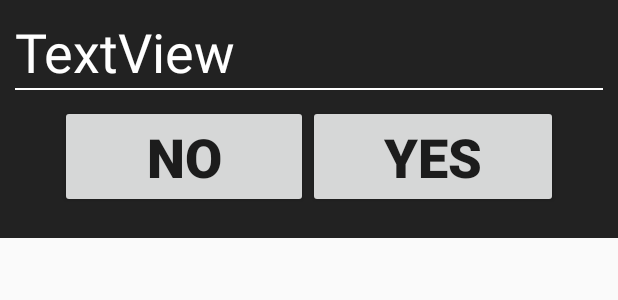
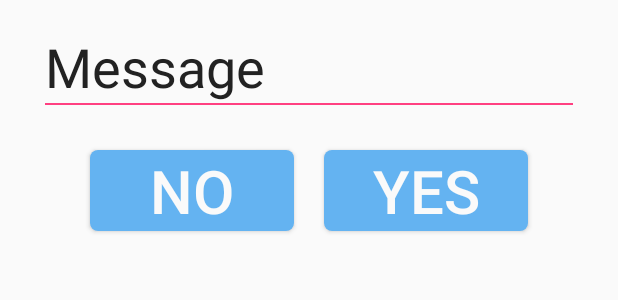
Before and after one commit to OtagoPolytechnic/VisualScanSuite, an Android app: the layout confirmation_dialog.xml on its own in the app's theme, with its tools: preview values and no code run, on a phone screen of 412 x 824 dp. Shown: the top 300 px of the screen. Run offline under Robolectric (Android 15) with nearby library versions, the phone set to English and light mode, and no system bars.

Commit message:
btn styles style buttona

```diff
--- a/VisScan/app/src/main/java/bit/harrl7/visscan/DialogFragments/ConfirmationDialog.java
+++ b/VisScan/app/src/main/java/bit/harrl7/visscan/DialogFragments/ConfirmationDialog.java
@@ -7,7 +7,9 @@ import android.content.DialogInterface;
 import android.os.Bundle;
 import android.app.DialogFragment;
 import android.app.Fragment;
+import android.util.DisplayMetrics;
 import android.util.TypedValue;
+import android.view.Display;
 import android.view.LayoutInflater;
 import android.view.View;
 import android.view.ViewGroup;
@@ -57,6 +59,24 @@ public class ConfirmationDialog extends DialogFragment
         return d;
     }
 
+    @Override
+    public void onStart()
+    {
+        super.onStart();
+
+        Display display = getActivity().getWindowManager().getDefaultDisplay();
+        DisplayMetrics outMetrics = new DisplayMetrics ();
+        display.getMetrics(outMetrics);
+
+        float density  = getResources().getDisplayMetrics().density;
+        float dpHeight = outMetrics.heightPixels / density;
+        float dpWidth  = outMetrics.widthPixels / density;
+
+
+        getDialog().getWindow().setLayout((int) (dpWidth*1.5), ViewGroup.LayoutParams.WRAP_CONTENT );
+    }
+
+
     public class PositiveBtnClickHandler implements View.OnClickListener
     {
         @Override
--- a/VisScan/app/src/main/java/bit/harrl7/visscan/DialogFragments/SaveResultsDialog.java
+++ b/VisScan/app/src/main/java/bit/harrl7/visscan/DialogFragments/SaveResultsDialog.java
@@ -1,5 +1,8 @@
 package bit.harrl7.visscan.DialogFragments;
 
+import android.util.DisplayMetrics;
+import android.view.Display;
+import android.view.ViewGroup;
 import android.widget.Toast;
 
 import bit.harrl7.visscan.Activities.MainActivity;
@@ -16,8 +19,8 @@ public class SaveResultsDialog extends ConfirmationDialog
         super.onStart();
 
         tvMessage.setText("Would You Like To Save Your Results?");
+
     }
-
 
     @Override
     // === Positive action ===
--- /dev/null
+++ b/VisScan/app/src/main/res/drawable/btn_style.xml
@@ -0,0 +1,19 @@
+<?xml version="1.0" encoding="utf-8"?>
+<selector xmlns:android="http://schemas.android.com/apk/res/android" >
+
+    <item android:state_pressed="true" >
+        <shape android:shape="rectangle">
+            <solid android:color="@color/ButtonBluePressed"/>
+            <corners android:radius="5dp"/>
+        </shape>
+    </item>
+
+    <item android:textColor="@color/colorLight">
+        <shape android:shape="rectangle">
+            <solid android:color="@color/ButtonBlue"/>
+            <corners android:radius="5dp"/>
+        </shape>
+    </item>
+
+
+</selector>
--- a/VisScan/app/src/main/res/layout/confirmation_dialog.xml
+++ b/VisScan/app/src/main/res/layout/confirmation_dialog.xml
@@ -1,32 +1,43 @@
 <?xml version="1.0" encoding="utf-8"?>
-<LinearLayout xmlns:android="http://schemas.android.com/apk/res/android"
-    android:orientation="vertical" android:layout_width="wrap_content"
+<RelativeLayout xmlns:android="http://schemas.android.com/apk/res/android"
+    android:orientation="vertical" android:layout_width="match_parent"
     android:layout_height="wrap_content"
-    android:background="@color/colorDark"
+    android:background="@color/colorLight"
     android:padding="10dp">
 
+    <LinearLayout
+        android:orientation="vertical"
+        android:layout_width="match_parent"
+        android:layout_height="wrap_content"
+        android:layout_alignParentTop="true"
+        android:layout_alignParentStart="true"
+        android:paddingBottom="10dp"
+        android:paddingTop="10dp"
+        android:paddingLeft="20dp"
+        android:paddingRight="20dp">
+
         <TextView
-        android:text="TextView"
+            android:text="Message"
             android:layout_width="match_parent"
             android:layout_height="wrap_content"
             android:id="@+id/tvMessage"
             android:textSize="36sp"
-        android:textColor="@color/white"
+            android:textColor="@color/colorDark"
             />
 
         <View
             android:layout_width="match_parent"
             android:layout_height="1dp"
-        android:background="@color/white">
+            android:background="@color/colorAccent">
         </View>
 
         <LinearLayout
             android:orientation="horizontal"
             android:layout_width="match_parent"
             android:layout_height="match_parent"
-        android:layout_margin="10dp"
             android:paddingLeft="20dp"
-        android:paddingRight="20dp">
+            android:paddingRight="20dp"
+            android:paddingTop="20dp">
 
             <Button
                 android:text="No"
@@ -34,8 +45,10 @@
                 android:layout_height="match_parent"
                 android:id="@+id/btnNegative"
                 android:layout_weight="1"
-            android:textSize="36sp"
-            android:textStyle="normal|bold" />
+                android:textSize="40sp"
+                android:background="@drawable/btn_style"
+                android:layout_margin="10dp"
+                android:textColor="@color/colorLight" />
 
             <Button
                 android:text="Yes"
@@ -43,7 +56,11 @@
                 android:layout_height="match_parent"
                 android:id="@+id/btnPositive"
                 android:layout_weight="1"
-            android:textSize="36sp"
-            android:textStyle="normal|bold" />
+                android:textSize="40sp"
+                android:background="@drawable/btn_style"
+                android:layout_margin="10dp"
+                android:textColor="@color/colorLight" />
         </LinearLayout>
     </LinearLayout>
+
+</RelativeLayout>
--- a/VisScan/app/src/main/res/values/colors.xml
+++ b/VisScan/app/src/main/res/values/colors.xml
@@ -1,9 +1,16 @@
 <?xml version="1.0" encoding="utf-8"?>
 <resources>
+
     <color name="colorPrimary">#3f51b5</color>
     <color name="colorPrimaryDark">#303F9F</color>
     <color name="colorAccent">#ff4081</color>
+
     <color name="white">#ffffff</color>
+    <color name="colorDark">#222222</color>
+
+    <color name="colorLight">#fafafa</color>
+
     <color name="ButtonBlue">#64b3f1</color>
-    <color name="colorDark">#222222</color>
+    <color name="ButtonBluePressed">#1e88e5</color>
+
 </resources>
```
Lines whose indentation alone changed are shown as unchanged.
